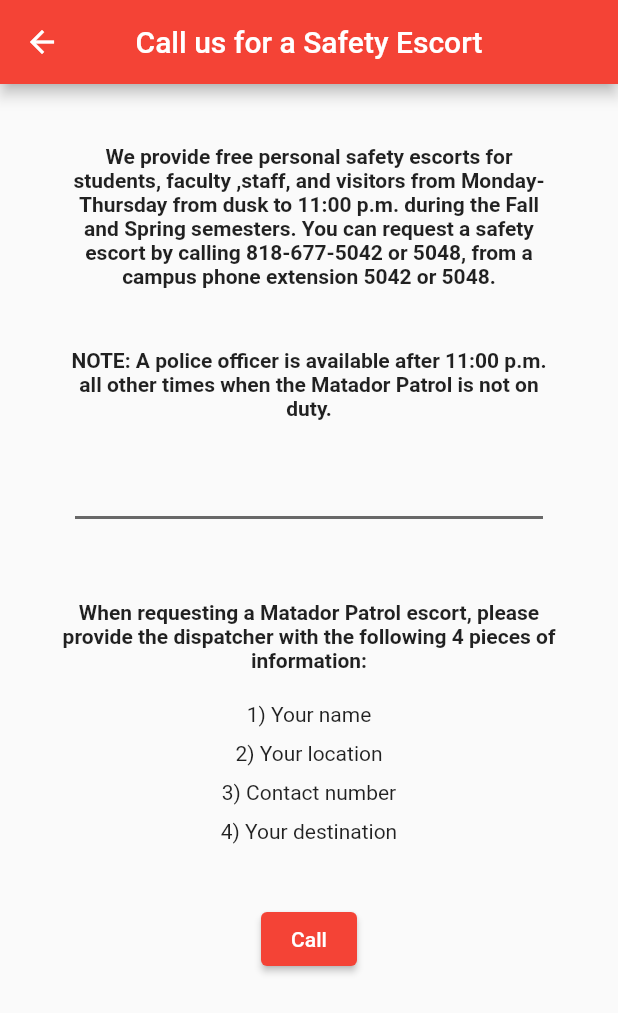
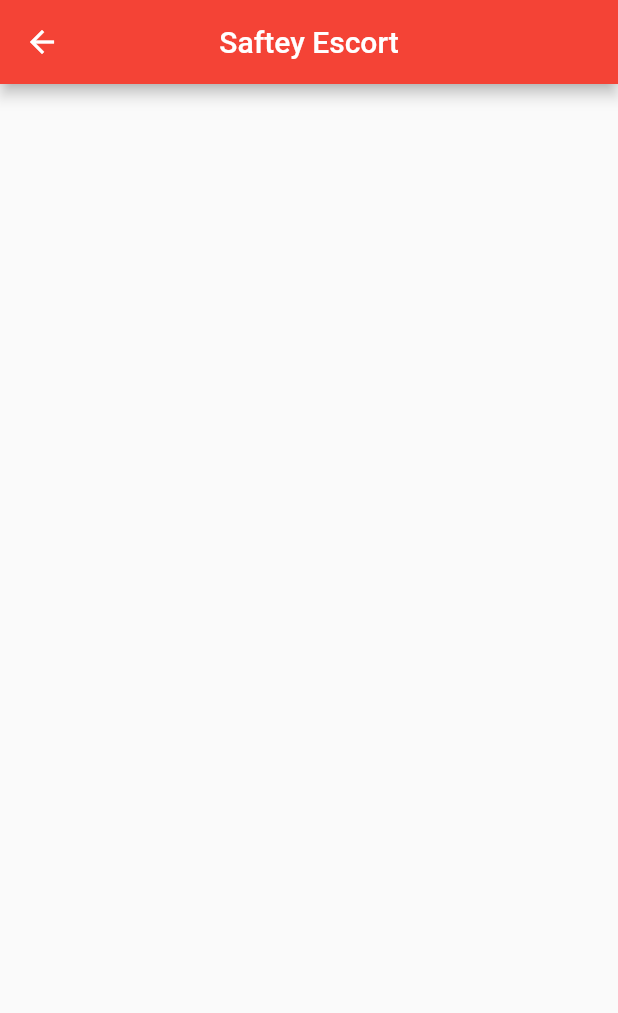
Before and after one commit to oscar72324/Senior_Project, a Flutter app: the SafetyEscort screen opened directly, on a phone screen of 412 x 824 dp. Shown: the top 1013 px of the screen. Run offline on Flutter 3.47's test engine with Material 2 defaults, Android fonts, the phone set to English and light mode, and no system bars; our stand-ins replace geocoding, geolocator, google_maps_flutter, permission_handler.

```diff
--- a/lib/page/safety_escort.dart
+++ b/lib/page/safety_escort.dart
@@ -1,97 +1,12 @@
-// ignore_for_file: deprecated_member_use
 import 'package:flutter/material.dart';
-import 'package:url_launcher/url_launcher.dart';
-// import 'package:flutter_phone_direct_caller/flutter_phone_direct_caller.dart';
 
 class SafetyEscort extends StatelessWidget {
-  final String _call = '8182879268';
-  // const SafetyEscort({super.key});
   @override
   Widget build(BuildContext context) => Scaffold(
         appBar: AppBar(
-          title: Text('Call us for a Safety Escort'),
+          title: Text('Saftey Escort'),
           centerTitle: true,
           backgroundColor: Colors.red,
         ),
-        body: Column(
-          mainAxisAlignment: MainAxisAlignment.start,
-          crossAxisAlignment: CrossAxisAlignment.center,
-          children: <Widget>[
-            Container(
-                child: Padding(
-              padding: const EdgeInsets.only(
-                  top: 40, right: 40, left: 40, bottom: 0),
-              child: Text(
-                'We provide free personal safety escorts for students, faculty ,staff, and visitors from Monday-Thursday from dusk to 11:00 p.m. during the Fall and Spring semesters. You can request a safety escort by calling 818-677-5042 or 5048, from a campus phone extension 5042 or 5048. ',
-                style: TextStyle(fontWeight: FontWeight.w700),
-                textAlign: TextAlign.center,
-              ),
-            )),
-            Container(
-                child: Padding(
-              padding: const EdgeInsets.all(40),
-              child: Text(
-                'NOTE: A police officer is available after 11:00 p.m. all other times when the Matador Patrol is not on duty.',
-                style: TextStyle(fontWeight: FontWeight.w700),
-                textAlign: TextAlign.center,
-              ),
-            )),
-            Divider(
-                height: 50,
-                thickness: 2,
-                indent: 50,
-                endIndent: 50,
-                color: Color.fromARGB(255, 104, 104, 104)),
-            Container(
-                child: Padding(
-              padding: const EdgeInsets.only(
-                  top: 30, left: 40, right: 40, bottom: 10),
-              child: Text(
-                'When requesting a Matador Patrol escort, please provide the dispatcher with the following 4 pieces of information:',
-                style: TextStyle(fontWeight: FontWeight.w700),
-                textAlign: TextAlign.center,
-              ),
-            )),
-            Container(
-                child: Padding(
-              padding: const EdgeInsets.only(
-                  top: 10, right: 40, left: 40, bottom: 0),
-              child: Text('1) Your name'),
-            )),
-            Container(
-                child: Padding(
-              padding: const EdgeInsets.only(
-                  top: 10, right: 40, left: 40, bottom: 0),
-              child: Text('2) Your location', textAlign: TextAlign.center),
-            )),
-            Container(
-                child: Padding(
-              padding: const EdgeInsets.only(
-                  top: 10, right: 40, left: 40, bottom: 0),
-              child: Text('3) Contact number'),
-            )),
-            Container(
-                child: Padding(
-              padding: const EdgeInsets.only(
-                  top: 10, right: 40, left: 40, bottom: 0),
-              child: Text('4) Your destination'),
-            )),
-            Padding(
-              padding: const EdgeInsets.only(top: 40),
-              child: ElevatedButton(
-                onPressed: () async {
-                  if (await canLaunch(_call)) {
-                    await launch(_call);
-                  }
-                },
-                // onPressed: () async {
-                //   await FlutterPhoneDirectCaller.callNumber(
-                //       SupportCallCenterNumber);
-                // },
-                child: Text("Call"),
-              ),
-            ),
-          ],
-        ),
       );
 }
--- a/pubspec.yaml
+++ b/pubspec.yaml
@@ -29,12 +29,10 @@ environment:
 # the latest version available on pub.dev. To see which dependencies have newer
 # versions available, run `flutter pub outdated`.
 dependencies:
-  url_launcher: ^6.1.6
 
   flutter:
     sdk: flutter
   flutter_polyline_points: ^1.0.0
-  flutter_phone_direct_caller: ^2.1.1
 
   # The following adds the Cupertino Icons font to your application.
   # Use with the CupertinoIcons class for iOS style icons.
```
Also changed, not shown: pubspec.lock, 4 other files.
